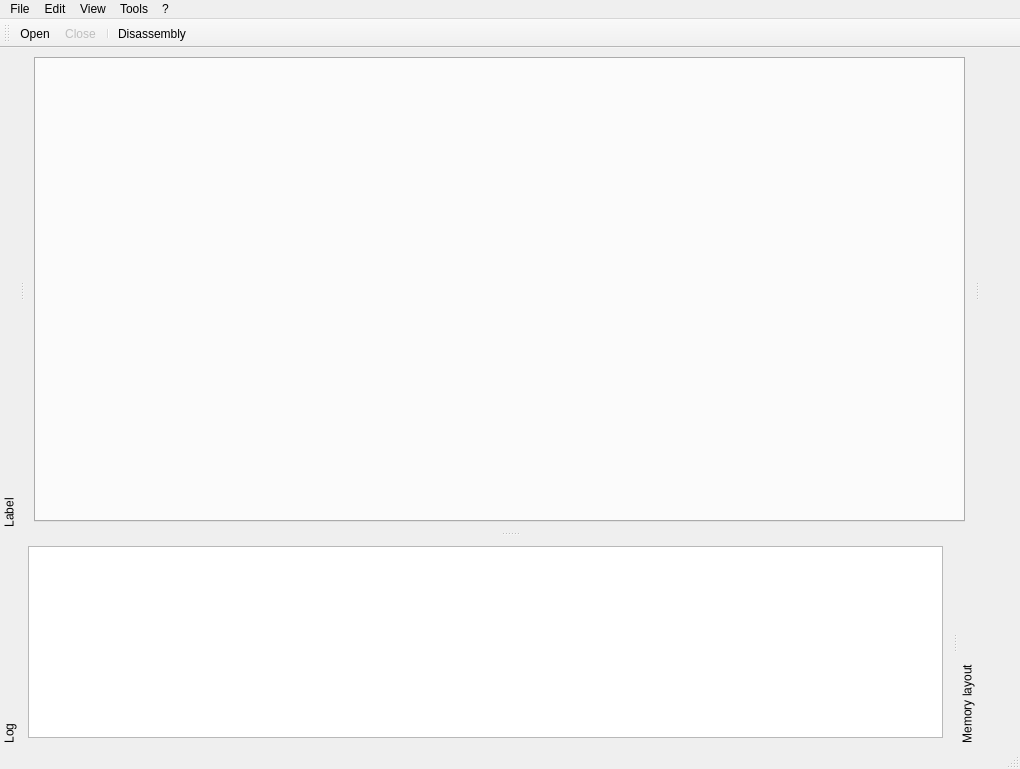
Old version of the form src/ui/qt/MainWindow.ui in the repository wisk/medusa.
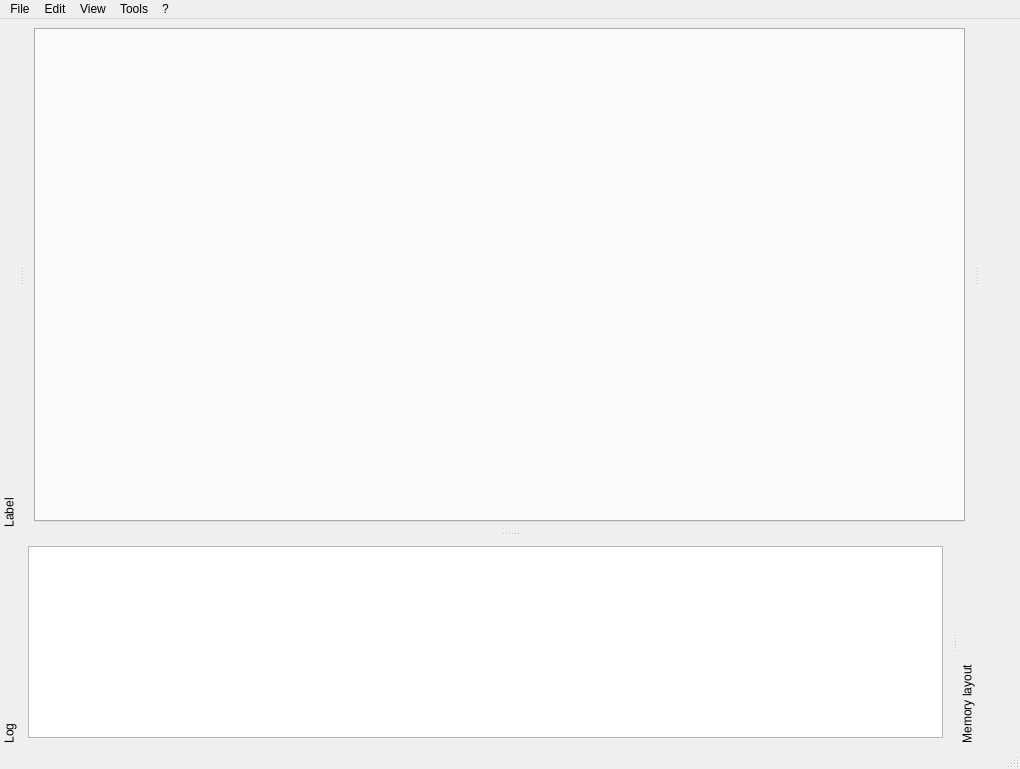
New version of the form. Icons and pictures are not drawn.

Patch:
```diff
--- a/src/ui/qt/MainWindow.ui
+++ b/src/ui/qt/MainWindow.ui
@@ -101,21 +101,6 @@
    <addaction name="menu"/>
   </widget>
   <widget class="QStatusBar" name="statusbar"/>
-  <widget class="QToolBar" name="toolBar">
-   <property name="windowTitle">
-    <string>toolBar</string>
-   </property>
-   <attribute name="toolBarArea">
-    <enum>TopToolBarArea</enum>
-   </attribute>
-   <attribute name="toolBarBreak">
-    <bool>false</bool>
-   </attribute>
-   <addaction name="actionOpen"/>
-   <addaction name="actionClose"/>
-   <addaction name="separator"/>
-   <addaction name="actionDisassembly"/>
-  </widget>
   <widget class="QDockWidget" name="logDock">
    <property name="features">
     <set>QDockWidget::DockWidgetMovable|QDockWidget::DockWidgetVerticalTitleBar</set>
```
Left out of the diff: 9 changed lines with no effect on the pictures.
